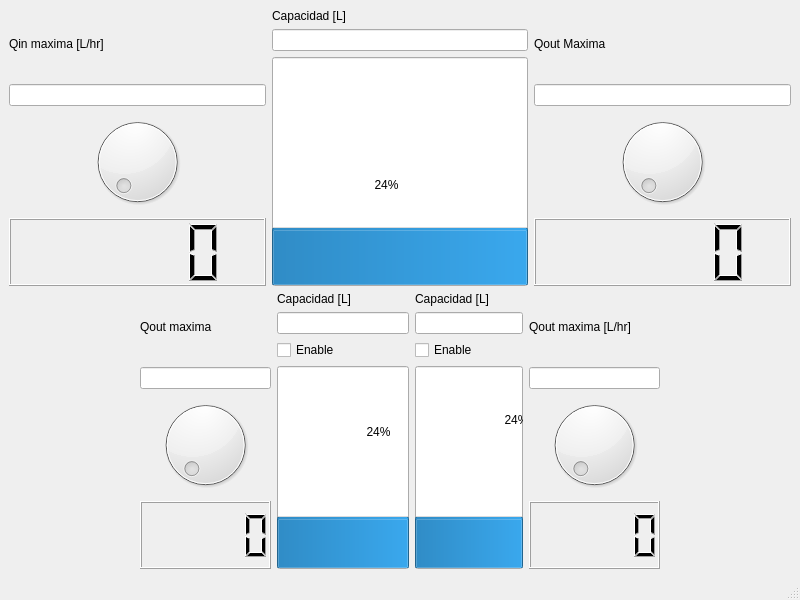
Before: the Qt Designer form mainwindow.ui in caro16k/Trabajo-practico-evaluativo, drawn with Qt 5.
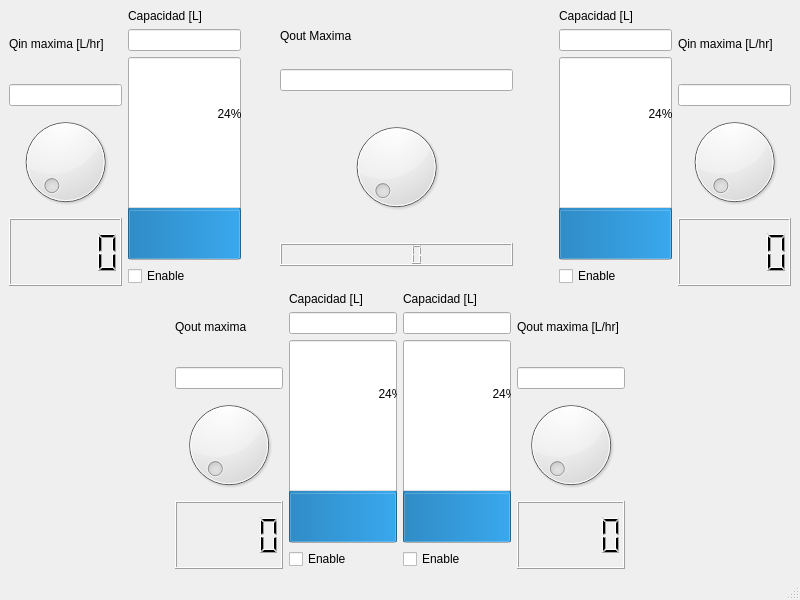
After: the same form once the commit is applied.

Commit message: Trabajo practico evaluativo recuperacion

```diff
--- a/mainwindow.ui
+++ b/mainwindow.ui
@@ -14,13 +14,15 @@
    <string>MainWindow</string>
   </property>
   <widget class="QWidget" name="centralwidget">
-   <layout class="QVBoxLayout" name="verticalLayout_9">
+   <layout class="QGridLayout" name="gridLayout_2">
+    <item row="0" column="0">
+     <layout class="QGridLayout" name="gridLayout">
+      <item row="0" column="0">
+       <layout class="QHBoxLayout" name="horizontalLayout_5">
     <item>
-     <layout class="QVBoxLayout" name="verticalLayout_8">
+         <layout class="QHBoxLayout" name="horizontalLayout_3">
       <item>
-       <layout class="QHBoxLayout" name="horizontalLayout">
-        <item>
-         <layout class="QVBoxLayout" name="verticalLayout">
+           <layout class="QVBoxLayout" name="verticalLayout_3">
           <item>
            <widget class="QLabel" name="label">
             <property name="text">
@@ -40,7 +42,7 @@
          </layout>
         </item>
         <item>
-         <layout class="QVBoxLayout" name="verticalLayout_2">
+           <layout class="QVBoxLayout" name="verticalLayout_6">
           <item>
            <widget class="QLabel" name="label_2">
             <property name="text">
@@ -54,7 +56,7 @@
           <item>
            <widget class="QProgressBar" name="tanque1">
             <property name="sizePolicy">
-             <sizepolicy hsizetype="Expanding" vsizetype="Expanding">
+               <sizepolicy hsizetype="Minimum" vsizetype="Expanding">
               <horstretch>0</horstretch>
               <verstretch>0</verstretch>
              </sizepolicy>
@@ -67,12 +69,43 @@
             </property>
            </widget>
           </item>
-         </layout>
-        </item>
+            <item>
+             <widget class="QCheckBox" name="enbprinc1">
+              <property name="text">
+               <string>Enable</string>
+              </property>
+             </widget>
+            </item>
+           </layout>
+          </item>
+         </layout>
+        </item>
         <item>
-         <layout class="QVBoxLayout" name="verticalLayout_3">
+         <spacer name="horizontalSpacer">
+          <property name="orientation">
+           <enum>Qt::Orientation::Horizontal</enum>
+          </property>
+          <property name="sizeType">
+           <enum>QSizePolicy::Policy::Maximum</enum>
+          </property>
+          <property name="sizeHint" stdset="0">
+           <size>
+            <width>33</width>
+            <height>165</height>
+           </size>
+          </property>
+         </spacer>
+        </item>
+        <item>
+         <layout class="QVBoxLayout" name="verticalLayout_9">
           <item>
            <widget class="QLabel" name="label_3">
+            <property name="sizePolicy">
+             <sizepolicy hsizetype="Preferred" vsizetype="Maximum">
+              <horstretch>0</horstretch>
+              <verstretch>0</verstretch>
+             </sizepolicy>
+            </property>
             <property name="text">
              <string>Qout Maxima</string>
             </property>
@@ -82,19 +115,110 @@
            <widget class="QLineEdit" name="caudalout1"/>
           </item>
           <item>
-           <widget class="QDial" name="Dial2"/>
+           <widget class="QDial" name="Dial2">
+            <property name="sizePolicy">
+             <sizepolicy hsizetype="Minimum" vsizetype="Maximum">
+              <horstretch>0</horstretch>
+              <verstretch>0</verstretch>
+             </sizepolicy>
+            </property>
+           </widget>
           </item>
           <item>
-           <widget class="QLCDNumber" name="display2"/>
+           <widget class="QLCDNumber" name="display2">
+            <property name="sizePolicy">
+             <sizepolicy hsizetype="Minimum" vsizetype="Maximum">
+              <horstretch>0</horstretch>
+              <verstretch>0</verstretch>
+             </sizepolicy>
+            </property>
+           </widget>
           </item>
          </layout>
         </item>
-       </layout>
+        <item>
+         <spacer name="horizontalSpacer_2">
+          <property name="orientation">
+           <enum>Qt::Orientation::Horizontal</enum>
+          </property>
+          <property name="sizeType">
+           <enum>QSizePolicy::Policy::Maximum</enum>
+          </property>
+          <property name="sizeHint" stdset="0">
+           <size>
+            <width>40</width>
+            <height>20</height>
+           </size>
+          </property>
+         </spacer>
       </item>
       <item>
        <layout class="QHBoxLayout" name="horizontalLayout_2">
         <item>
-         <spacer name="horizontalSpacer_5">
+           <layout class="QVBoxLayout" name="verticalLayout_7">
+            <item>
+             <widget class="QLabel" name="label_8">
+              <property name="text">
+               <string>Capacidad [L]</string>
+              </property>
+             </widget>
+            </item>
+            <item>
+             <widget class="QLineEdit" name="Capacidad0"/>
+            </item>
+            <item>
+             <widget class="QProgressBar" name="Tanque0">
+              <property name="sizePolicy">
+               <sizepolicy hsizetype="Expanding" vsizetype="Expanding">
+                <horstretch>0</horstretch>
+                <verstretch>0</verstretch>
+               </sizepolicy>
+              </property>
+              <property name="value">
+               <number>24</number>
+              </property>
+              <property name="orientation">
+               <enum>Qt::Orientation::Vertical</enum>
+              </property>
+             </widget>
+            </item>
+            <item>
+             <widget class="QCheckBox" name="enbprinc0">
+              <property name="text">
+               <string>Enable</string>
+              </property>
+             </widget>
+            </item>
+           </layout>
+          </item>
+          <item>
+           <layout class="QVBoxLayout" name="verticalLayout_8">
+            <item>
+             <widget class="QLabel" name="label_9">
+              <property name="text">
+               <string>Qin maxima [L/hr]</string>
+              </property>
+             </widget>
+            </item>
+            <item>
+             <widget class="QLineEdit" name="CaudalIN0"/>
+            </item>
+            <item>
+             <widget class="QDial" name="Dial0"/>
+            </item>
+            <item>
+             <widget class="QLCDNumber" name="display0"/>
+            </item>
+           </layout>
+          </item>
+         </layout>
+        </item>
+       </layout>
+      </item>
+      <item row="1" column="0">
+       <layout class="QHBoxLayout" name="horizontalLayout_4">
+        <item>
+         <spacer name="horizontalSpacer_3">
           <property name="orientation">
            <enum>Qt::Orientation::Horizontal</enum>
           </property>
@@ -107,7 +231,9 @@
          </spacer>
         </item>
         <item>
-         <layout class="QVBoxLayout" name="verticalLayout_6">
+         <layout class="QHBoxLayout" name="horizontalLayout">
+          <item>
+           <layout class="QVBoxLayout" name="verticalLayout_5">
           <item>
            <widget class="QLabel" name="label_6">
             <property name="text">
@@ -136,19 +262,19 @@
            </widget>
           </item>
           <item>
-           <widget class="QLineEdit" name="capacidad2"/>
-          </item>
-          <item>
-           <widget class="QCheckBox" name="enable1">
-            <property name="text">
-             <string>Enable</string>
+             <widget class="QLineEdit" name="capacidad2">
+              <property name="sizePolicy">
+               <sizepolicy hsizetype="Expanding" vsizetype="Fixed">
+                <horstretch>0</horstretch>
+                <verstretch>0</verstretch>
+               </sizepolicy>
             </property>
            </widget>
           </item>
           <item>
            <widget class="QProgressBar" name="Tanque2">
             <property name="sizePolicy">
-             <sizepolicy hsizetype="Minimum" vsizetype="Expanding">
+               <sizepolicy hsizetype="Expanding" vsizetype="Expanding">
               <horstretch>0</horstretch>
               <verstretch>0</verstretch>
              </sizepolicy>
@@ -161,10 +287,17 @@
             </property>
            </widget>
           </item>
+            <item>
+             <widget class="QCheckBox" name="enable1">
+              <property name="text">
+               <string>Enable</string>
+              </property>
+             </widget>
+            </item>
          </layout>
         </item>
         <item>
-         <layout class="QVBoxLayout" name="verticalLayout_5">
+           <layout class="QVBoxLayout" name="verticalLayout_2">
           <item>
            <widget class="QLabel" name="label_4">
             <property name="sizePolicy">
@@ -181,30 +314,17 @@
           <item>
            <widget class="QLineEdit" name="Capacidad3">
             <property name="sizePolicy">
-             <sizepolicy hsizetype="Maximum" vsizetype="Fixed">
+               <sizepolicy hsizetype="Expanding" vsizetype="Fixed">
               <horstretch>0</horstretch>
               <verstretch>0</verstretch>
              </sizepolicy>
             </property>
            </widget>
           </item>
-          <item>
-           <widget class="QCheckBox" name="enable2">
-            <property name="sizePolicy">
-             <sizepolicy hsizetype="Maximum" vsizetype="Fixed">
-              <horstretch>0</horstretch>
-              <verstretch>0</verstretch>
-             </sizepolicy>
-            </property>
-            <property name="text">
-             <string>Enable</string>
-            </property>
-           </widget>
-          </item>
           <item>
            <widget class="QProgressBar" name="Tanque3">
             <property name="sizePolicy">
-             <sizepolicy hsizetype="Minimum" vsizetype="Expanding">
+               <sizepolicy hsizetype="Expanding" vsizetype="Expanding">
               <horstretch>0</horstretch>
               <verstretch>0</verstretch>
              </sizepolicy>
@@ -217,10 +337,23 @@
             </property>
            </widget>
           </item>
+            <item>
+             <widget class="QCheckBox" name="enable2">
+              <property name="sizePolicy">
+               <sizepolicy hsizetype="Maximum" vsizetype="Fixed">
+                <horstretch>0</horstretch>
+                <verstretch>0</verstretch>
+               </sizepolicy>
+              </property>
+              <property name="text">
+               <string>Enable</string>
+              </property>
+             </widget>
+            </item>
          </layout>
         </item>
         <item>
-         <layout class="QVBoxLayout" name="verticalLayout_7">
+           <layout class="QVBoxLayout" name="verticalLayout">
           <item>
            <widget class="QLabel" name="label_7">
             <property name="text">
@@ -239,8 +372,10 @@
           </item>
          </layout>
         </item>
+         </layout>
+        </item>
         <item>
-         <spacer name="horizontalSpacer">
+         <spacer name="horizontalSpacer_4">
           <property name="orientation">
            <enum>Qt::Orientation::Horizontal</enum>
           </property>
```
Lines whose indentation alone changed are shown as unchanged. The commit also changes 2 other files.
